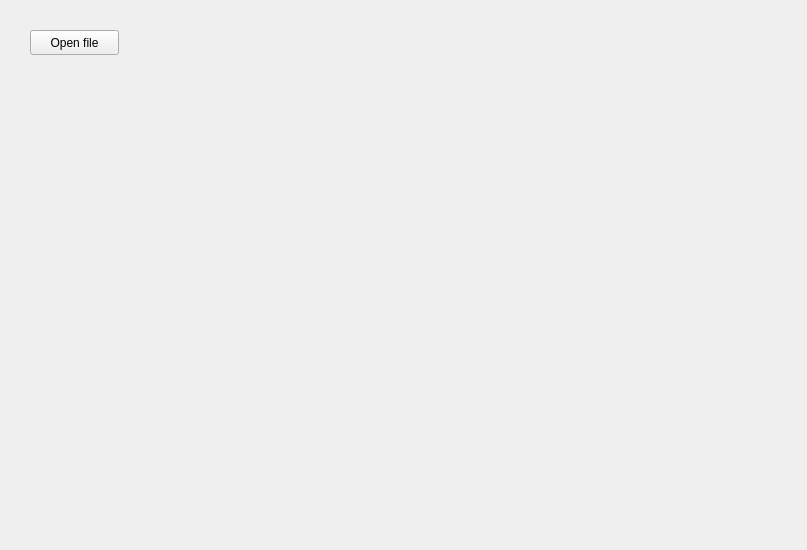
Qt form mainwindow.ui (jetownfeve21/simple_QT_app) before a commit.
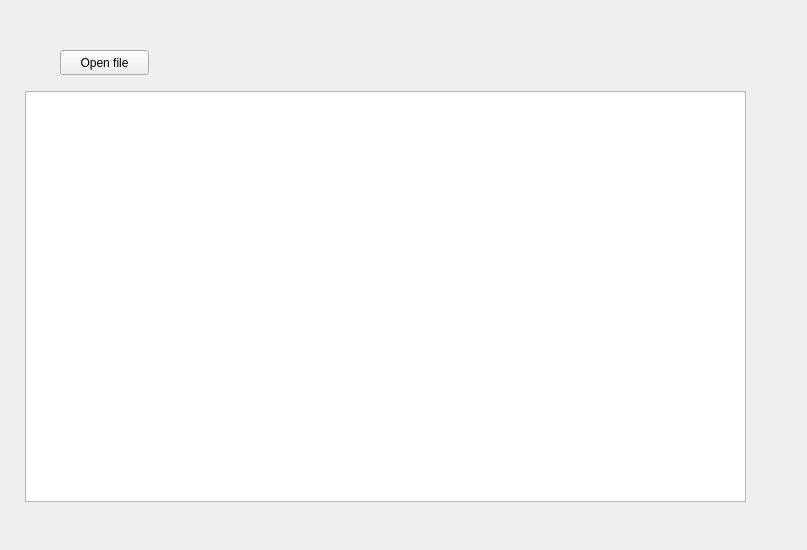
The same form after that commit.

Commit message: open file txt in textBrowser

What changed in the file:
```diff
--- a/mainwindow.ui
+++ b/mainwindow.ui
@@ -16,8 +16,8 @@
   <widget class="QPushButton" name="pushButton">
    <property name="geometry">
     <rect>
-     <x>30</x>
-     <y>30</y>
+     <x>60</x>
+     <y>50</y>
      <width>89</width>
      <height>25</height>
     </rect>
@@ -26,6 +26,16 @@
     <string>Open file</string>
    </property>
   </widget>
+  <widget class="QTextBrowser" name="textBrowser">
+   <property name="geometry">
+    <rect>
+     <x>25</x>
+     <y>91</y>
+     <width>721</width>
+     <height>411</height>
+    </rect>
+   </property>
+  </widget>
  </widget>
  <resources/>
  <connections/>
```
The commit also changes 1 other file.
